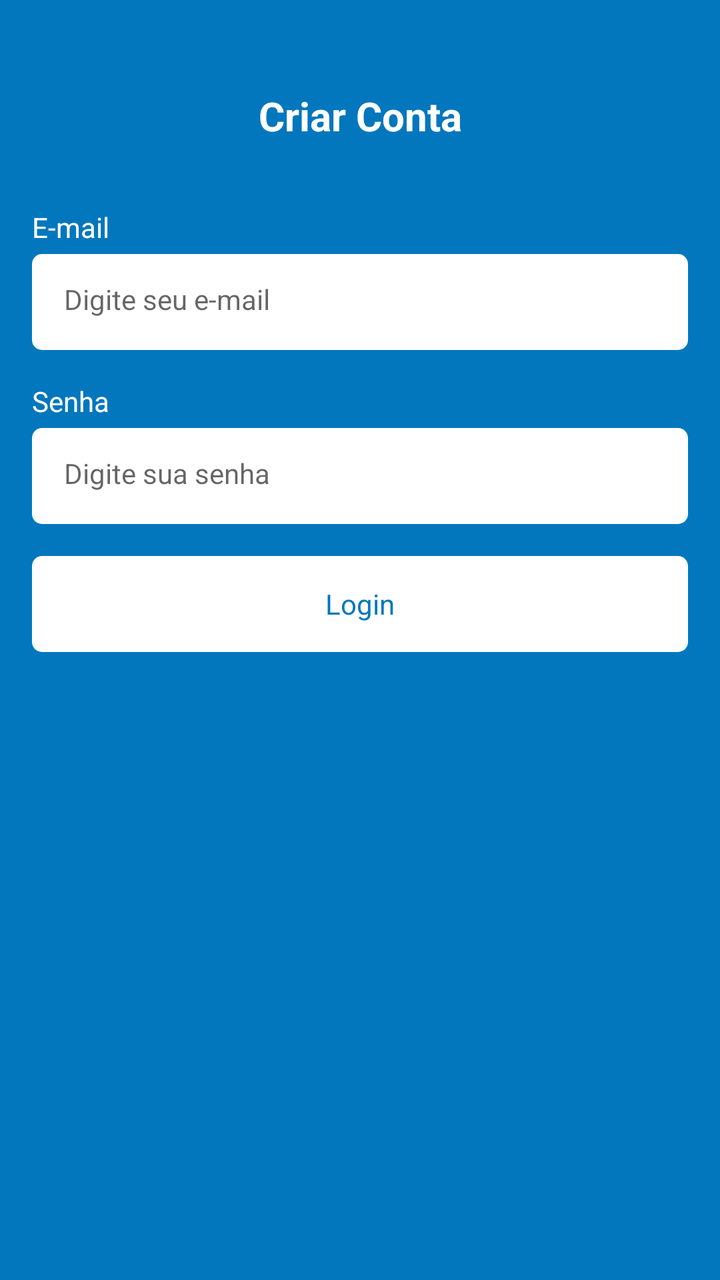
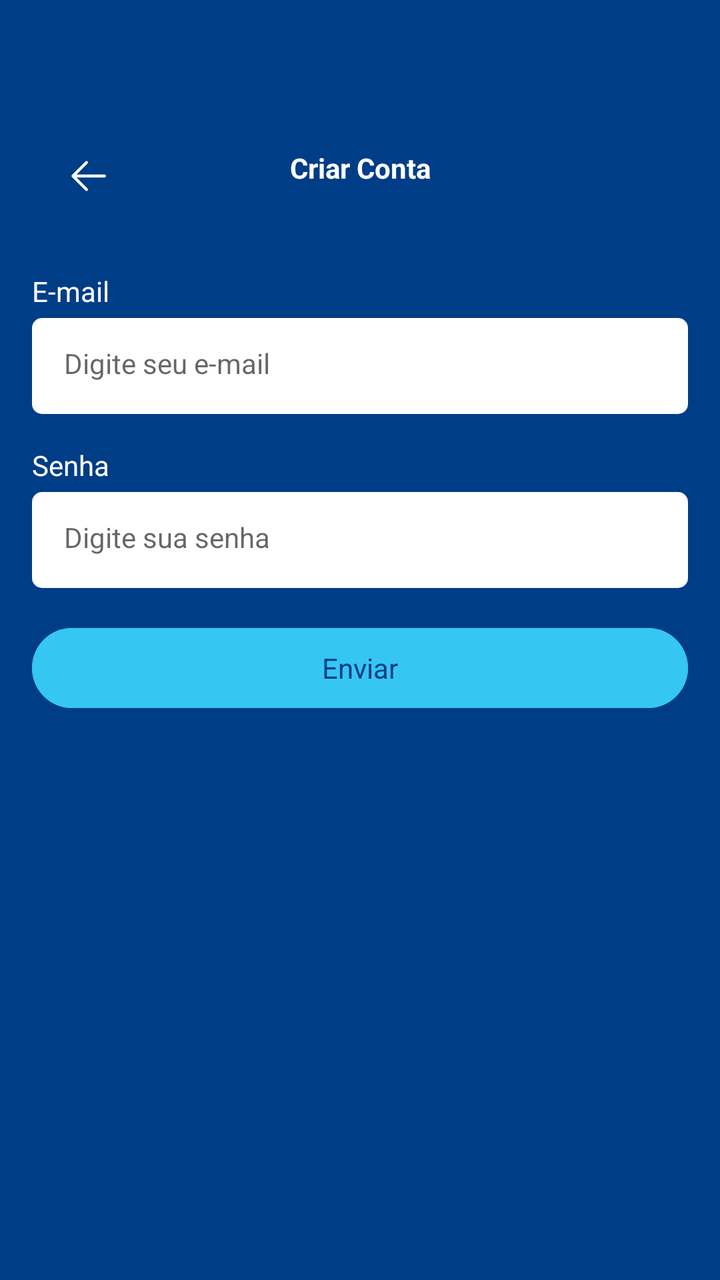

An Android layout rendered at two revisions. The XML below is the earlier revision; the diff shows what the commit changed to produce the second picture.
<!-- AndroidManifest.xml: application theme Theme.Atividade1 -->
<!-- res/layout/fragment_register.xml -->
<?xml version="1.0" encoding="utf-8"?>
<ScrollView xmlns:android="http://schemas.android.com/apk/res/android"
    xmlns:tools="http://schemas.android.com/tools"
    xmlns:app="http://schemas.android.com/apk/res-auto"
    android:layout_width="match_parent"
    android:layout_height="match_parent"
    android:fillViewport="true"
    android:background="@color/color_default"
    tools:context=".ui.auth.RegisterFragment">

    <LinearLayout
        android:layout_width="match_parent"
        android:layout_height="wrap_content"
        android:orientation="vertical"
        android:padding="16dp">

        
        <com.google.android.material.appbar.MaterialToolbar
            android:id="@+id/toolbar"
            android:layout_width="match_parent"
            android:layout_height="wrap_content"
            android:paddingTop="20dp">

            <TextView
                android:layout_width="wrap_content"
                android:layout_height="wrap_content"
                android:layout_gravity="center_horizontal"
                android:text="Criar Conta"
                android:textColor="@color/white"
                android:textSize="20sp"
                android:textStyle="bold" />

        </com.google.android.material.appbar.MaterialToolbar>

        
        <TextView
            android:layout_width="wrap_content"
            android:layout_height="wrap_content"
            android:layout_marginTop="24dp"
            android:text="E-mail"
            android:textColor="@color/white" />

        
        <EditText
            android:layout_width="match_parent"
            android:layout_height="48dp"
            android:id="@+id/editextEmail"
            android:layout_marginTop="4dp"
            style="@style/EditTextTheme"
            android:hint="Digite seu e-mail"
            android:inputType="textEmailAddress" />

        <TextView
            android:layout_width="wrap_content"
            android:layout_height="wrap_content"
            android:layout_marginTop="16dp"
            android:text="Senha"
            android:textColor="@color/white" />

        <EditText
            android:layout_width="match_parent"
            android:layout_height="48dp"
            android:layout_marginTop="4dp"
            android:id="@+id/edittextSenha"
            style="@style/EditTextTheme"
            android:hint="Digite sua senha"
            android:inputType="textPassword" />

        
        <com.google.android.material.button.MaterialButton
            android:id="@+id/buttonRegister"
            android:layout_width="match_parent"
            android:layout_height="wrap_content"
            android:layout_marginTop="16dp"
            style="@style/ButtonTheme"
            android:text="Login"
            app:backgroundTint="@null" />

        
        <ProgressBar
            android:layout_width="wrap_content"
            android:layout_height="wrap_content"
            android:id="@+id/progressBar"
            android:layout_gravity="center"
            android:layout_marginTop="8dp"
            android:visibility="invisible"
            tools:visibility="visible"
            android:indeterminateTint="@color/white" />

    </LinearLayout>

</ScrollView>
<!-- resources referenced by this layout -->
<resources>
  <color name="color_default">#0277BD</color>
  <color name="white">#FFFFFFFF</color>
  <style name="ButtonTheme" parent="Theme.MaterialComponents.DayNight.NoActionBar">
          <item name="android:background">@drawable/bg_btn</item>
          <item name="android:textAllCaps">false</item>
          <item name="android:textColor">@color/color_default</item>
          <item name="android:backgroundTint">@null</item>
      </style>
  <style name="EditTextTheme" parent="Theme.MaterialComponents.DayNight.NoActionBar">
          <item name="android:background">@drawable/bg_edit_text</item>
          <item name="android:padding">16dp</item>
          <item name="android:textSize">14sp</item>
      </style>
  <style name="Theme.Atividade1" parent="Base.Theme.Atividade1" />
  <!-- drawable bg_btn (drawable) -->
  <?xml version="1.0" encoding="utf-8"?>
  <shape xmlns:android="http://schemas.android.com/apk/res/android"
      android:shape="rectangle">
  
      <solid android:color="@color/white"/>
      <corners android:radius="5dp"/>
  
  </shape>
  <!-- drawable bg_edit_text (drawable) -->
  <?xml version="1.0" encoding="utf-8"?>
  <shape xmlns:android="http://schemas.android.com/apk/res/android"
      android:shape="rectangle">
  
      <solid android:color="@color/white"/>
      <corners android:radius="5dp"/>
  
  </shape>
  <style name="Base.Theme.Atividade1" parent="Theme.Material3.DayNight.NoActionBar">
          
          
          <item name="colorPrimary">@color/color_default</item>
          <item name="colorPrimaryVariant">@color/color_default</item>
          <item name="android:windowBackground">@color/color_default</item>
      </style>
</resources>

<!-- the commit's change to res/layout/fragment_register.xml (unified diff, before → after) -->
@@ -19,7 +19,8 @@
             android:id="@+id/toolbar"
             android:layout_width="match_parent"
             android:layout_height="wrap_content"
-            android:paddingTop="20dp">
+            app:navigationIcon="@drawable/icback"
+            android:paddingTop="40dp">
 
             <TextView
                 android:layout_width="wrap_content"
@@ -27,7 +28,6 @@
                 android:layout_gravity="center_horizontal"
                 android:text="Criar Conta"
                 android:textColor="@color/white"
-                android:textSize="20sp"
                 android:textStyle="bold" />
 
         </com.google.android.material.appbar.MaterialToolbar>
@@ -73,7 +73,7 @@
             android:layout_height="wrap_content"
             android:layout_marginTop="16dp"
             style="@style/ButtonTheme"
-            android:text="Login"
+            android:text="Enviar"
             app:backgroundTint="@null" />
 
         
<!-- resource entries referenced after the edit -->
@@ -1,12 +1,24 @@
 <!-- resources referenced by this layout -->
 <resources>
-  <color name="color_default">#0277BD</color>
+  <color name="color_default">#003D87</color>
   <color name="white">#FFFFFFFF</color>
+  <!-- drawable icback (drawable) -->
+  <vector xmlns:android="http://schemas.android.com/apk/res/android"
+      android:width="24dp"
+      android:height="24dp"
+      android:viewportWidth="1024"
+      android:viewportHeight="1024">
+    <path
+        android:pathData="M224,480h640a32,32 0,1 1,0 64H224a32,32 0,0 1,0 -64z"
+        android:fillColor="@android:color/white"/>
+    <path
+        android:pathData="m237.2,512 l265.4,265.3a32,32 0,0 1,-45.3 45.3l-288,-288a32,32 0,0 1,0 -45.3l288,-288a32,32 0,1 1,45.3 45.3L237.2,512z"
+        android:fillColor="@android:color/white"/>
+  </vector>
   <style name="ButtonTheme" parent="Theme.MaterialComponents.DayNight.NoActionBar">
-          <item name="android:background">@drawable/bg_btn</item>
           <item name="android:textAllCaps">false</item>
           <item name="android:textColor">@color/color_default</item>
-          <item name="android:backgroundTint">@null</item>
+          <item name="android:backgroundTint">@color/green</item>
       </style>
   <style name="EditTextTheme" parent="Theme.MaterialComponents.DayNight.NoActionBar">
           <item name="android:background">@drawable/bg_edit_text</item>
@@ -14,15 +26,7 @@
           <item name="android:textSize">14sp</item>
       </style>
   <style name="Theme.Atividade1" parent="Base.Theme.Atividade1" />
-  <!-- drawable bg_btn (drawable) -->
-  <?xml version="1.0" encoding="utf-8"?>
-  <shape xmlns:android="http://schemas.android.com/apk/res/android"
-      android:shape="rectangle">
-  
-      <solid android:color="@color/white"/>
-      <corners android:radius="5dp"/>
-  
-  </shape>
+  <color name="green">#36C6F2</color>
   <!-- drawable bg_edit_text (drawable) -->
   <?xml version="1.0" encoding="utf-8"?>
   <shape xmlns:android="http://schemas.android.com/apk/res/android"
